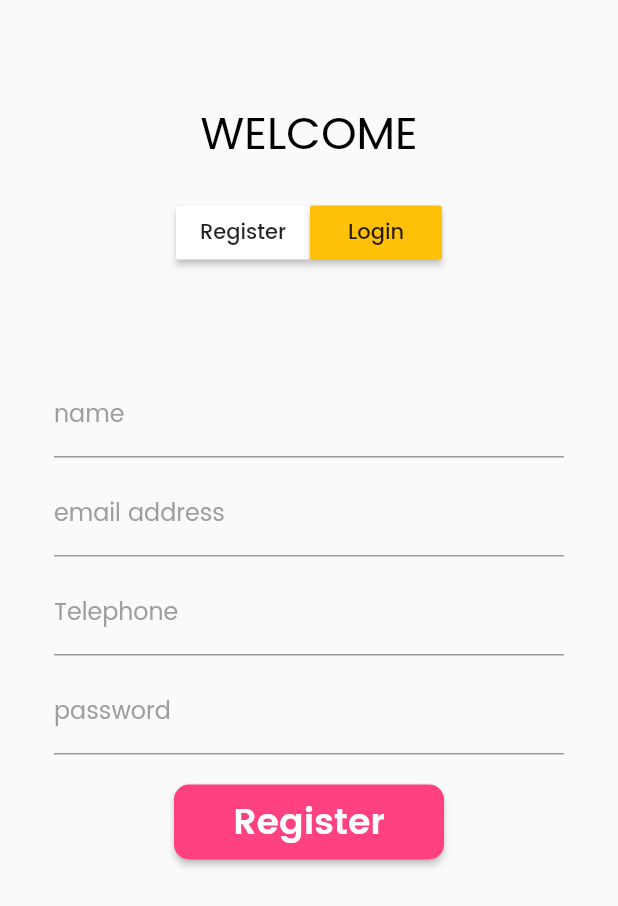
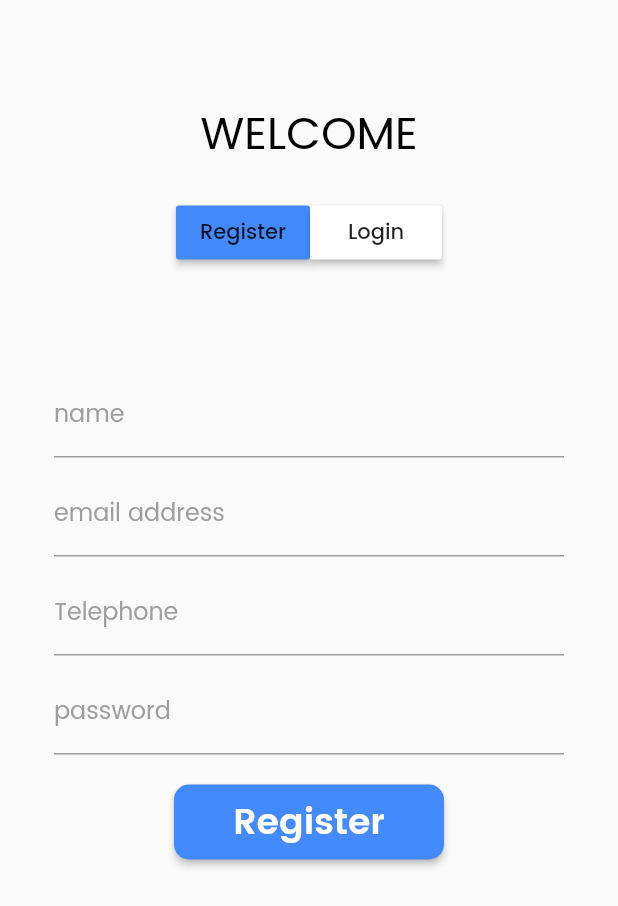
Before and after one commit to Lahiru-Ima/Fuel-App-Front-end, a Flutter app: the AuthScreen screen opened by its route, on a phone screen of 412 x 824 dp. Shown: the top 906 px of the screen. Run offline on Flutter 3.47's test engine with Material 2 defaults, Android fonts, the phone set to English and light mode, and no system bars; our stand-ins replace get, quickalert, shared_preferences, snippet_coder_utils; accounts and stored records are empty.

Commit message:
button color change

```diff
--- a/lib/screens/auth/auth_screen.dart
+++ b/lib/screens/auth/auth_screen.dart
@@ -51,7 +51,8 @@ class _AuthScreenState extends State<AuthScreen> {
                       mainAxisAlignment: MainAxisAlignment.center,
                       children: [
                         MaterialButton(
-                          color: !isLogin.value ? Colors.white : Colors.amber,
+                          color:
+                              !isLogin.value ? Colors.blueAccent : Colors.white,
                           // color: !isLogin.value ? Colors.amber : Colors.white,
                           onPressed: () {
                             isLogin.value = false;
@@ -59,7 +60,8 @@ class _AuthScreenState extends State<AuthScreen> {
                           child: Text('Register'),
                         ),
                         MaterialButton(
-                          color: isLogin.value ? Colors.white : Colors.amber,
+                          color:
+                              isLogin.value ? Colors.blueAccent : Colors.white,
                           // color: !isLogin.value ? Colors.amber : Colors.white,
                           onPressed: () {
                             isLogin.value = true;
--- a/lib/screens/auth/widgets/submit_button.dart
+++ b/lib/screens/auth/widgets/submit_button.dart
@@ -28,7 +28,7 @@ class SubmitButton extends StatelessWidget {
                       borderRadius: BorderRadius.circular(10),
                       side: BorderSide.none)),
               backgroundColor: MaterialStateProperty.all<Color>(
-                Colors.pinkAccent,
+                Colors.blueAccent,
               )),
           onPressed: onPressed,
           child: Text(title,
```
